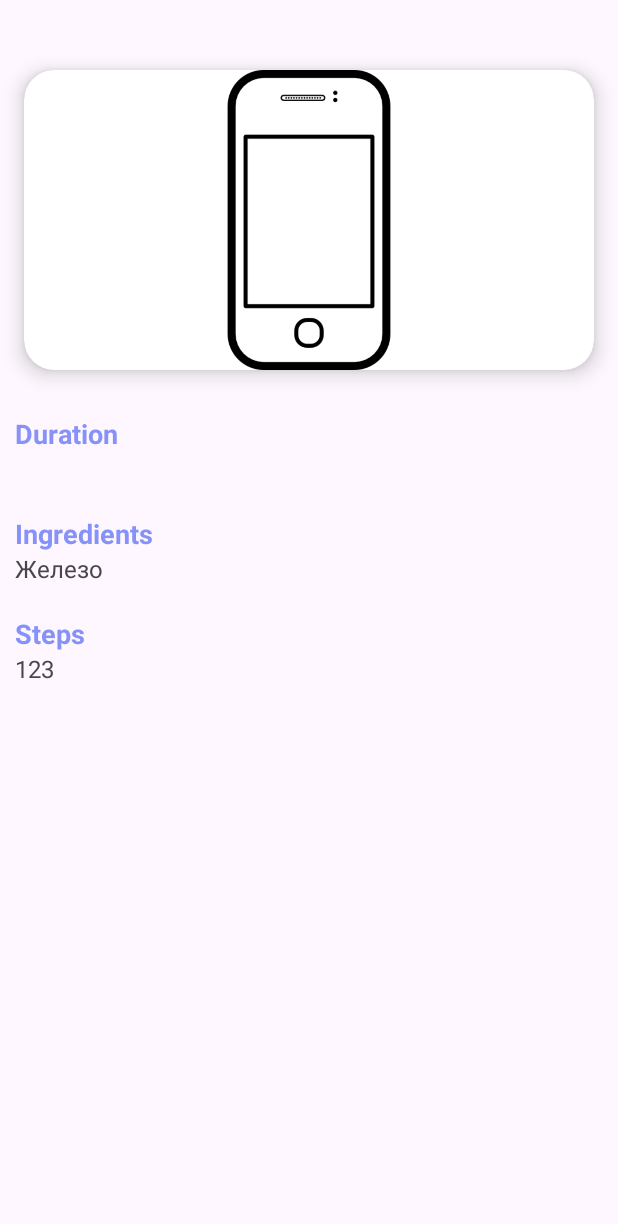
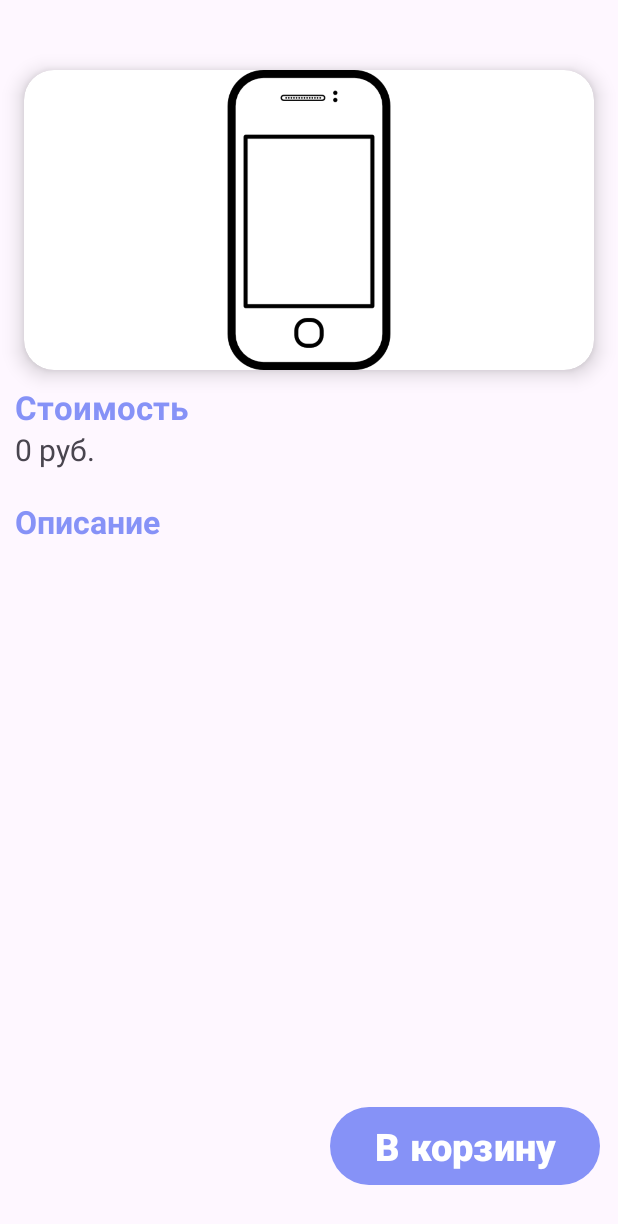
Before and after one commit to Aveli-on/IziElectro, an Android app: the userActivityDatailed screen opened directly, with no data from a screen before it, on a phone screen of 412 x 824 dp. Shown: the top 1224 px of the screen. Run offline under Robolectric (Android 15) with nearby library versions, the phone set to English and light mode, and no system bars; 1 statement that could not run was skipped.

Commit message:
Detailed listView add SqLite

```diff
--- a/app/src/main/java/kurs/project/izielectro/userActivityDatailed.java
+++ b/app/src/main/java/kurs/project/izielectro/userActivityDatailed.java
@@ -1,4 +1,6 @@
 package kurs.project.izielectro;
+
+import static java.security.AccessController.getContext;
 
 import android.content.Intent;
 import android.os.Bundle;
@@ -14,7 +16,7 @@ import kurs.project.izielectro.databinding.ActivityUserDatailedBinding;
 public class userActivityDatailed extends AppCompatActivity {
 
     ActivityUserDatailedBinding binding;
-
+    int id;
     @Override
     protected void onCreate(Bundle savedInstanceState) {
         super.onCreate(savedInstanceState);
@@ -22,17 +24,22 @@ public class userActivityDatailed extends AppCompatActivity {
         binding=ActivityUserDatailedBinding.inflate(getLayoutInflater());
         setContentView(binding.getRoot());
         Intent intent=this.getIntent();
+        /*intent.putExtra("id",dataArrayList.get(i).id);
+                intent.putExtra("title",dataArrayList.get(i).title);
+                intent.putExtra("description",dataArrayList.get(i).description);
+                intent.putExtra("price",dataArrayList.get(i).price);
+                intent.putExtra("photo",dataArrayList.get(i).photo);*/
         if(intent!=null){
-            String name=intent.getStringExtra("name");
-            String time=intent.getStringExtra("time");
-            int ingredients=intent.getIntExtra("ingredients",R.string.ingr1);
-            int desc=intent.getIntExtra("desc",R.string.desc1);
-            int image=intent.getIntExtra("image",R.drawable.phone);
-            binding.detailName.setText(name);
-            binding.detailTime.setText(time);
-            binding.detailIngredients.setText(ingredients);
-            binding.detailDesc.setText(desc);
-            binding.detailImage.setImageResource(image);
+            String title=intent.getStringExtra("title");
+            String description=intent.getStringExtra("description");
+            int price=intent.getIntExtra("price",0);
+            id=intent.getIntExtra("id",0);
+            String photo=intent.getStringExtra("photo");
+            binding.detailName.setText(title);
+            binding.detailPrice.setText(price+" руб.");
+            binding.detailDescription.setText(description);
+            binding.detailImage.setImageResource(this.getResources().getIdentifier(photo, "drawable", this.getPackageName()));
+            ;
         }
     }
 }
--- a/app/src/main/res/layout/activity_user_datailed.xml
+++ b/app/src/main/res/layout/activity_user_datailed.xml
@@ -12,7 +12,7 @@
         android:layout_height="wrap_content"
         android:id="@+id/detailName"
         android:layout_marginTop="14dp"
-        android:text="Recipe Name"
+        android:text="Name"
         android:textSize="24sp"
         android:textColor="@color/lavander"
         android:textStyle="bold"
@@ -36,50 +36,46 @@
 <TextView
     android:layout_width="wrap_content"
     android:layout_height="wrap_content"
-    android:text="Duration"
+    android:text="Стоимость"
     android:textColor="@color/lavander"
     android:textStyle="bold"
     android:layout_marginStart="10dp"
-    android:layout_marginTop="30dp"
-    android:textSize="18sp"/>
+    android:layout_marginTop="10dp"
+    android:textSize="22sp"/>
 <TextView
     android:layout_width="match_parent"
     android:layout_height="wrap_content"
-    android:text="time"
+    android:text="999"
     android:layout_marginStart="10dp"
-    android:textSize="16sp"
-    android:id="@+id/detailTime"/>
+    android:textSize="20sp"
+    android:id="@+id/detailPrice"/>
     <TextView
         android:layout_width="wrap_content"
         android:layout_height="wrap_content"
-        android:text="Ingredients"
+        android:text="Описание"
         android:textColor="@color/lavander"
         android:textStyle="bold"
         android:layout_marginStart="10dp"
         android:layout_marginTop="20dp"
-        android:textSize="18sp"/>
+        android:textSize="21sp"/>
     <TextView
         android:layout_width="match_parent"
         android:layout_height="wrap_content"
-        android:text="time"
+        android:text="Описание"
+        android:textStyle="italic"
         android:layout_marginStart="10dp"
         android:textSize="16sp"
-        android:id="@+id/detailIngredients"/>
+        android:id="@+id/detailDescription"/>
 
-    <TextView
-        android:layout_width="wrap_content"
-        android:layout_height="wrap_content"
-        android:text="Steps"
-        android:textColor="@color/lavander"
+    <Button
+        android:layout_width="180dp"
+        android:layout_height="60dp"
+        android:layout_marginStart="220dp"
+        android:layout_marginTop="350dp"
+        android:text="В корзину"
         android:textStyle="bold"
-        android:layout_marginStart="10dp"
-        android:layout_marginTop="20dp"
-        android:textSize="18sp"/>
-    <TextView
-        android:layout_width="match_parent"
-        android:layout_height="wrap_content"
-        android:text="description"
-        android:layout_marginStart="10dp"
-        android:textSize="16sp"
-        android:id="@+id/detailDesc"/>
+        android:textSize="25sp"
+        android:id="@+id/addToCartButton"/>
+
+
 </LinearLayout>
```
Also changed, not shown: app/src/main/java/kurs/project/izielectro/DatabaseHelper.java (+31 -27 lines), app/src/main/java/kurs/project/izielectro/ListAdapter.java (+6 -4 lines), app/src/main/java/kurs/project/izielectro/ListData.java (+9 -9 lines), app/src/main/java/kurs/project/izielectro/userActivity.java (+7 -15 lines), app/src/main/res/layout/list_item.xml (+15 -11 lines), app/src/main/assets/IziElectro.db.
